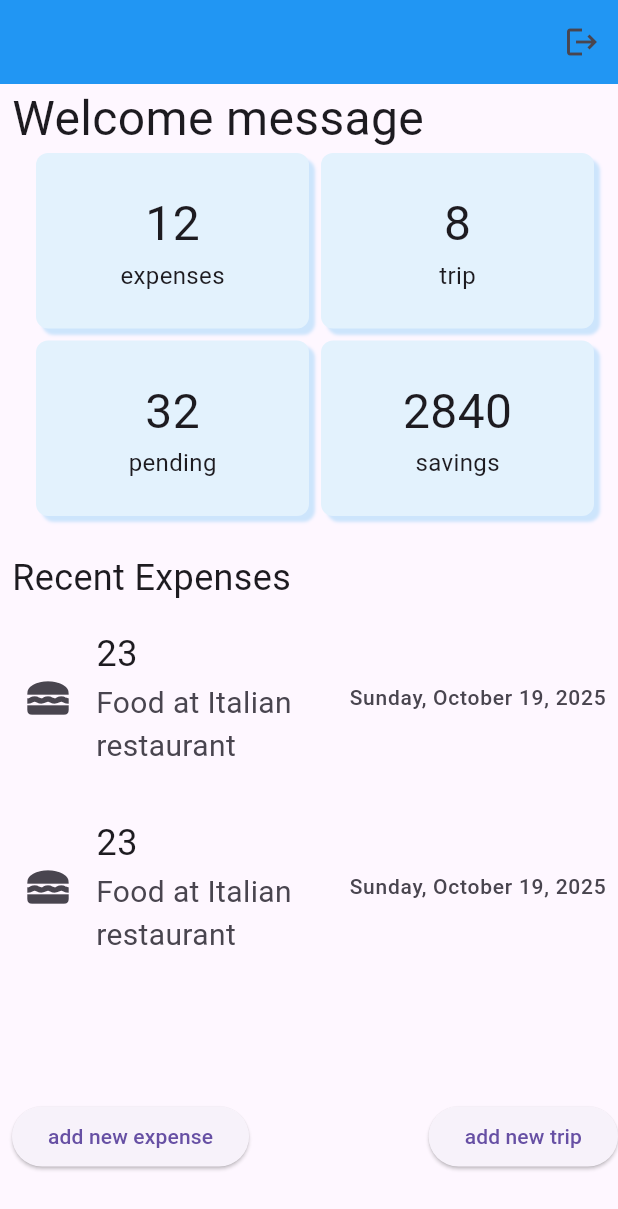
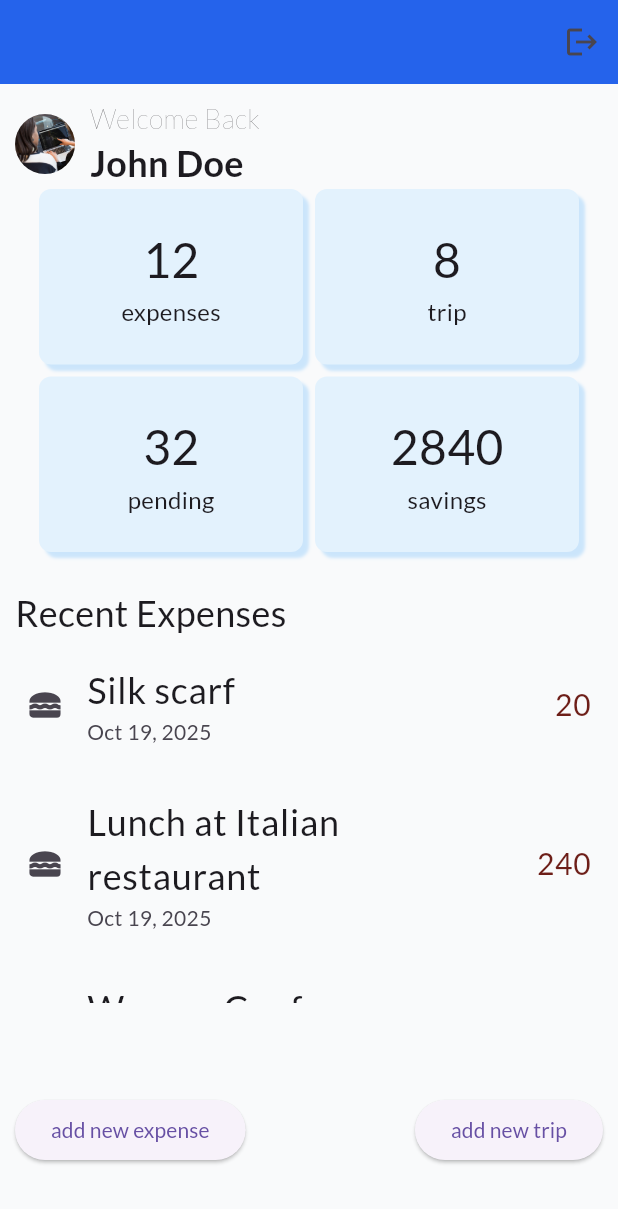
Before and after one commit to Soph-iee/FlyPro, a Flutter app: the AuthPage screen opened directly, on a phone screen of 412 x 824 dp. Shown: the top 1209 px of the screen. Run offline on Flutter 3.47's test engine with Material 3 defaults, Android fonts, the phone set to English and light mode, and no system bars; our stand-ins replace firebase_auth, firebase_core, google_fonts; accounts and stored records are empty.

Commit message:
rearrandged the home page/ expense form functional

```diff
--- a/lib/components/card_container.dart
+++ b/lib/components/card_container.dart
@@ -14,12 +14,6 @@ class CardContainer extends StatelessWidget {
     return Expanded(
       child: Container(
         padding: const EdgeInsets.all(24),
-        // margin: const EdgeInsetsGeometry.symmetric(
-        //   vertical: 4,
-        // ),
-
-        // height: ,
-        // width: 200,
         decoration: BoxDecoration(
           color: Colors.blue[50],
           borderRadius: BorderRadius.circular(8),
--- a/lib/components/expense_item.dart
+++ b/lib/components/expense_item.dart
@@ -12,22 +12,25 @@ class ExpenseItem extends StatelessWidget {
       contentPadding: const EdgeInsets.all(8),
       leading: const Icon(
         Icons.lunch_dining,
-        size: 32,
+        size: 24,
         fontWeight: FontWeight.bold,
       ),
       title: Text(
-        expense.amount.toString(),
+        expense.description,
         style: const TextStyle(
           fontSize: 24,
         ),
       ),
       subtitle: Text(
-        expense.description,
-        style: const TextStyle(fontSize: 20),
+        expense.formattedDate,
+        style: const TextStyle(fontSize: 14),
       ),
       trailing: Text(
-        expense.formattedDate,
-        style: const TextStyle(fontSize: 14),
+        expense.amount.toString(),
+        style: const TextStyle(
+          fontSize: 20,
+          color: Color(0xFF6D1E18),
+        ),
       ),
     );
   }
--- a/lib/models/expense.dart
+++ b/lib/models/expense.dart
@@ -4,7 +4,7 @@ enum Currency { usd, ngn }
 
 enum Category { travel, meals, accomodation, transport, other }
 
-final formatter = DateFormat.yMMMMEEEEd();
+final formatter = DateFormat.yMMMd();
 
 class Expense {
   Expense({
--- a/lib/pages/auth_page.dart
+++ b/lib/pages/auth_page.dart
@@ -18,8 +18,7 @@ class AuthPage extends StatelessWidget {
           }
           // USER NOT LOGGED IN
           else {
-            return const LoginPage();
-
+            return const HomePage();
           }
         },
       ),
--- a/lib/pages/home_page.dart
+++ b/lib/pages/home_page.dart
@@ -19,9 +19,16 @@ class _HomePageState extends State<HomePage> {
     Navigator.push(
       context,
       MaterialPageRoute(
-        builder: (context) => const NewExpensePage(),
+        builder: (context) => NewExpensePage(onAddExpense: _updateExpenseList),
       ),
     );
+  }
+
+  void _updateExpenseList(Expense expense) {
+    setState(() {
+      _myExpenses.add(expense);
+    });
+    print(_myExpenses);
   }
 
   // sign out function
@@ -31,29 +38,72 @@ class _HomePageState extends State<HomePage> {
 
   final now = DateTime.now();
 
+  final List<Expense> _myExpenses = [
+    Expense(amount: 20, description: 'Silk scarf', date: DateTime.now()),
+    Expense(
+      amount: 240,
+      description: 'Lunch at Italian restaurant',
+      date: DateTime.now(),
+    ),
+    Expense(
+      amount: 300,
+      description: 'Women Confrence',
+      date: DateTime.now(),
+    ),
+  ];
 
   @override
   Widget build(BuildContext context) {
-
-    // final List<Expense> _myExpe
-
     return Scaffold(
+      backgroundColor: const Color(0xfff9fafb),
       appBar: AppBar(
-        backgroundColor: Colors.blue,
+        backgroundColor: const Color(0xff2563eb),
         animateColor: true,
         actions: [
           IconButton(onPressed: _signUserOut, icon: const Icon(Icons.logout)),
         ],
       ),
       // the home page body- welcome message
-      body: Padding(
-        padding: const EdgeInsets.only(left: 8),
+      body: Container(
+        margin: const EdgeInsets.all(10.0),
         child: Column(
           crossAxisAlignment: CrossAxisAlignment.start,
           children: [
-            const Text(
-              'Welcome message',
-              style: TextStyle(fontSize: 32),
+            Row(
+              mainAxisAlignment: MainAxisAlignment.start,
+              children: [
+                ClipRRect(
+                  borderRadius: BorderRadiusGeometry.circular(60),
+                  child: Image.asset(
+                    'assets/images/John.jpg',
+                    width: 40,
+                    height: 40,
+                    fit: BoxFit.cover,
+                  ),
+                ),
+                const SizedBox(
+                  width: 10.0,
+                ),
+                const Column(
+                  crossAxisAlignment: CrossAxisAlignment.start,
+                  children: [
+                    Text(
+                      'Welcome Back',
+                      style: TextStyle(
+                        fontSize: 18,
+                        fontWeight: FontWeight.w100,
+                      ),
+                    ),
+                    Text(
+                      'John Doe',
+                      style: TextStyle(
+                        fontSize: 24,
+                        fontWeight: FontWeight.bold,
+                      ),
+                    ),
+                  ],
+                ),
+              ],
             ),
 
             // the cards
@@ -108,14 +158,9 @@ class _HomePageState extends State<HomePage> {
             Expanded(
               flex: 2,
               child: ListView.builder(
-                itemCount: 2,
-                itemBuilder: (context, index) => ExpenseItem(
-                  expense: Expense(
-                    amount: 23,
-                    date: DateTime.now(),
-                    description: 'Food at Italian restaurant',
-                  ),
-                ),
+                itemCount: _myExpenses.length,
+                itemBuilder: (context, index) =>
+                    ExpenseItem(expense: _myExpenses[index]),
               ),
             ),
 
```
Also changed, not shown: lib/main.dart (+6 -1 lines), lib/pages/login_page.dart (+11 -10 lines), lib/pages/new_expense_page.dart (+19 -5 lines), pubspec.yaml (+4 -4 lines), assets/images/John.jpg (added), pubspec.lock, 1 other file.
